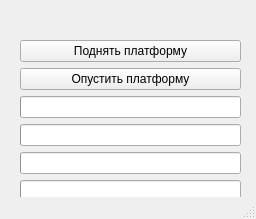
RandoMan70/xdof-adapter, file basic.ui: the form before one commit.
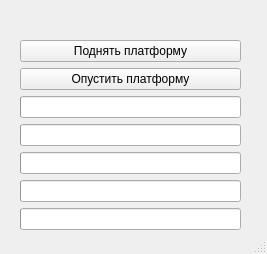
The form after the commit.

The edit to the form file:
```diff
--- a/basic.ui
+++ b/basic.ui
@@ -6,8 +6,8 @@
    <rect>
     <x>0</x>
     <y>0</y>
-    <width>256</width>
-    <height>219</height>
+    <width>267</width>
+    <height>254</height>
    </rect>
   </property>
   <property name="sizePolicy">
@@ -16,6 +16,18 @@
     <verstretch>0</verstretch>
    </sizepolicy>
   </property>
+  <property name="minimumSize">
+   <size>
+    <width>267</width>
+    <height>254</height>
+   </size>
+  </property>
+  <property name="maximumSize">
+   <size>
+    <width>267</width>
+    <height>254</height>
+   </size>
+  </property>
   <property name="windowTitle">
    <string>MainWindow</string>
   </property>
```
Left out of the diff: 2 changed lines with no effect on the pictures.
